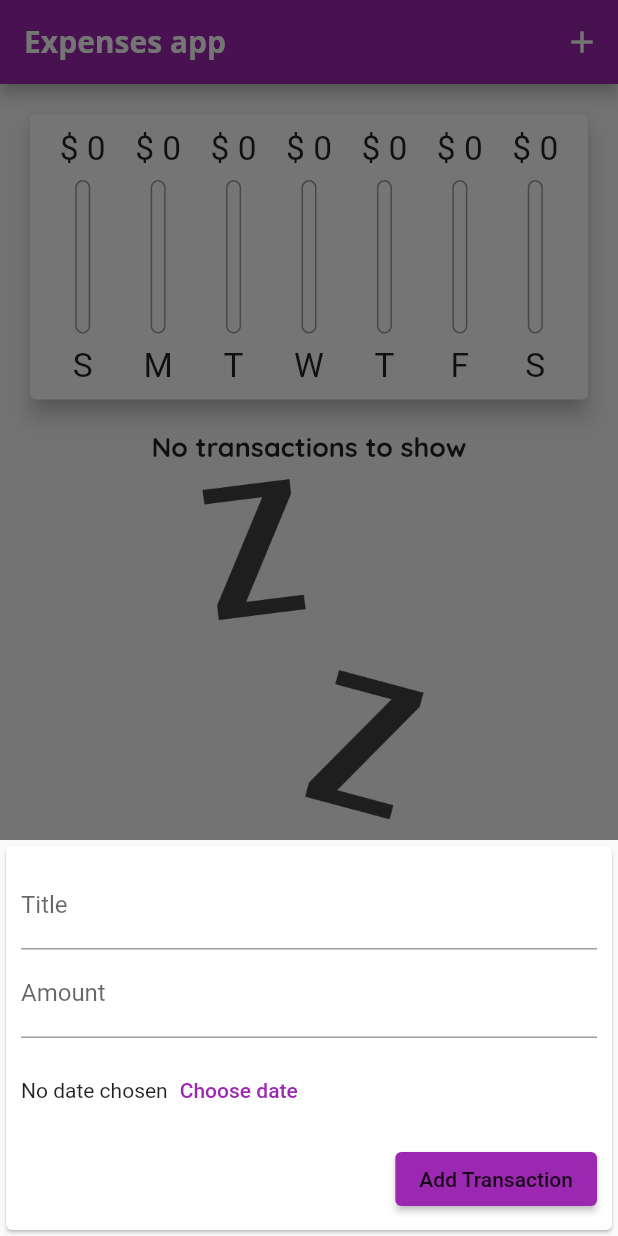
After one commit to BrunoCodeman/flutter_course_expenses_app, a Flutter app: the screen it shows after launch, after a tap on the "add" icon, on a phone screen of 412 x 824 dp. The commit adds this screen. Run offline on Flutter 3.47's test engine with Material 2 defaults, Android fonts, the phone set to English and light mode, and no system bars.

Commit message:
Refactoring widgets and finishing the expenses app

```diff
--- /dev/null
+++ b/lib/widgets/adaptive_app_bar.dart
@@ -0,0 +1,28 @@
+import 'dart:io';
+import 'package:flutter/cupertino.dart';
+import 'package:flutter/material.dart';
+
+PreferredSizeWidget adaptiveAppBar(
+    BuildContext context, Widget appTitle, Function handler) {
+  return (Platform.isIOS
+      ? CupertinoNavigationBar(
+          middle: appTitle,
+          trailing: Row(
+            mainAxisSize: MainAxisSize.min,
+            children: [
+              GestureDetector(
+                onTap: () => handler(context),
+                child: Icon(
+                  CupertinoIcons.add,
+                ),
+              )
+            ],
+          ),
+        )
+      : AppBar(
+          title: appTitle,
+          actions: [
+            IconButton(onPressed: () => handler(context), icon: Icon(Icons.add))
+          ],
+        )) as PreferredSizeWidget;
+}
--- /dev/null
+++ b/lib/widgets/adaptive_flat_button.dart
@@ -0,0 +1,30 @@
+import 'dart:io';
+import 'package:flutter/cupertino.dart';
+import 'package:flutter/material.dart';
+
+class AdaptiveFlatButton extends StatelessWidget {
+  final String text;
+  final Function handler;
+  const AdaptiveFlatButton({required this.text, required this.handler});
+
+  @override
+  Widget build(BuildContext context) {
+    return Platform.isIOS
+        ? CupertinoButton(
+            child: Text(
+              text,
+              style: TextStyle(fontWeight: FontWeight.bold),
+            ),
+            onPressed: () => handler(),
+          )
+        : TextButton(
+            onPressed: () => handler(),
+            child: Text(
+              text,
+              style: TextStyle(
+                color: Theme.of(context).primaryColor,
+              ),
+            ),
+          );
+  }
+}
--- /dev/null
+++ b/lib/widgets/adaptive_scaffold.dart
@@ -0,0 +1,37 @@
+import 'dart:io';
+import 'package:flutter/cupertino.dart';
+import 'package:flutter/material.dart';
+
+class AdaptiveScaffold extends StatefulWidget {
+  final Widget appBody;
+  final PreferredSizeWidget appBar;
+  final Function floatingActionButtonHandler;
+  const AdaptiveScaffold(
+      this.appBody, this.appBar, this.floatingActionButtonHandler);
+
+  @override
+  State<AdaptiveScaffold> createState() => _AdaptiveScaffoldState();
+}
+
+class _AdaptiveScaffoldState extends State<AdaptiveScaffold> {
+  @override
+  Widget build(BuildContext context) {
+    return Platform.isIOS
+        ? CupertinoPageScaffold(
+            child: widget.appBody,
+            navigationBar: widget.appBar as ObstructingPreferredSizeWidget)
+        : Scaffold(
+            appBar: widget.appBar,
+            body: widget.appBody,
+            floatingActionButtonLocation:
+                FloatingActionButtonLocation.centerFloat,
+            floatingActionButton: Platform.isIOS
+                ? Container()
+                : FloatingActionButton(
+                    onPressed: () =>
+                        widget.floatingActionButtonHandler(context),
+                    child: Icon(Icons.add),
+                  ),
+          );
+  }
+}
--- /dev/null
+++ b/lib/widgets/app_body.dart
@@ -0,0 +1,67 @@
+import 'package:flutter/cupertino.dart';
+import 'package:flutter/material.dart';
+
+import '../transaction.dart';
+import 'chart.dart';
+
+class AppBody extends StatefulWidget {
+  final double appBarHeight;
+  final Widget transactionsListWidget;
+  final List<Transaction> recentTransactions;
+  const AppBody(
+      this.appBarHeight, this.transactionsListWidget, this.recentTransactions);
+
+  @override
+  State<AppBody> createState() => _AppBodyState();
+}
+
+class _AppBodyState extends State<AppBody> {
+  bool _showChart = false;
+  @override
+  Widget build(BuildContext context) {
+    final mediaQueryContext = MediaQuery.of(context);
+    final _isLandscapeMode =
+        mediaQueryContext.orientation == Orientation.landscape;
+    return SafeArea(
+      child: SingleChildScrollView(
+        child: Column(
+          mainAxisAlignment: MainAxisAlignment.center,
+          children: [
+            if (_isLandscapeMode)
+              Row(
+                mainAxisAlignment: MainAxisAlignment.center,
+                children: [
+                  Text(
+                    "Show Chart",
+                    style: Theme.of(context).textTheme.headline6,
+                  ),
+                  Switch.adaptive(
+                    activeColor: Theme.of(context).colorScheme.secondary,
+                    value: _showChart,
+                    onChanged: (v) => setState(() => _showChart = v),
+                  ),
+                ],
+              ),
+            if (!_isLandscapeMode)
+              Container(
+                  height: (mediaQueryContext.size.height -
+                          mediaQueryContext.padding.top -
+                          this.widget.appBarHeight) *
+                      0.3,
+                  child: Chart(this.widget.recentTransactions)),
+            if (!_isLandscapeMode) this.widget.transactionsListWidget,
+            if (_isLandscapeMode)
+              _showChart
+                  ? Container(
+                      height: (mediaQueryContext.size.height -
+                              mediaQueryContext.padding.top -
+                              this.widget.appBarHeight) *
+                          0.7,
+                      child: Chart(this.widget.recentTransactions))
+                  : this.widget.transactionsListWidget
+          ],
+        ),
+      ),
+    );
+  }
+}
--- a/lib/widgets/new_transaction.dart
+++ b/lib/widgets/new_transaction.dart
@@ -1,5 +1,7 @@
+import 'package:flutter/cupertino.dart';
 import 'package:flutter/material.dart';
 import 'package:flutter/widgets.dart';
+import 'package:flutter_complete_guide/widgets/adaptive_flat_button.dart';
 import 'package:intl/intl.dart';
 
 class NewTransaction extends StatefulWidget {
@@ -45,6 +47,7 @@ class _NewTransactionState extends State<NewTransaction> {
   @override
   Widget build(BuildContext context) {
     final themeOfContext = Theme.of(context);
+
     return SingleChildScrollView(
       child: Card(
         child: Container(
@@ -71,18 +74,13 @@ class _NewTransactionState extends State<NewTransaction> {
                 height: 70,
                 child: Row(
                   children: [
-                    Text(_transactionDate == null
-                        ? "No date chosen"
-                        : DateFormat.yMd().format(_transactionDate!)),
-                    TextButton(
-                      onPressed: _showDatePicker,
-                      child: Text(
-                        "Choose date",
-                        style: TextStyle(
-                          color: themeOfContext.primaryColor,
-                        ),
-                      ),
+                    Text(
+                      _transactionDate == null
+                          ? "No date chosen"
+                          : DateFormat.yMd().format(_transactionDate!),
                     ),
+                    AdaptiveFlatButton(
+                        text: "Choose date", handler: _showDatePicker),
                   ],
                 ),
               ),
```
Also changed, not shown: lib/main.dart (+26 -94 lines).
